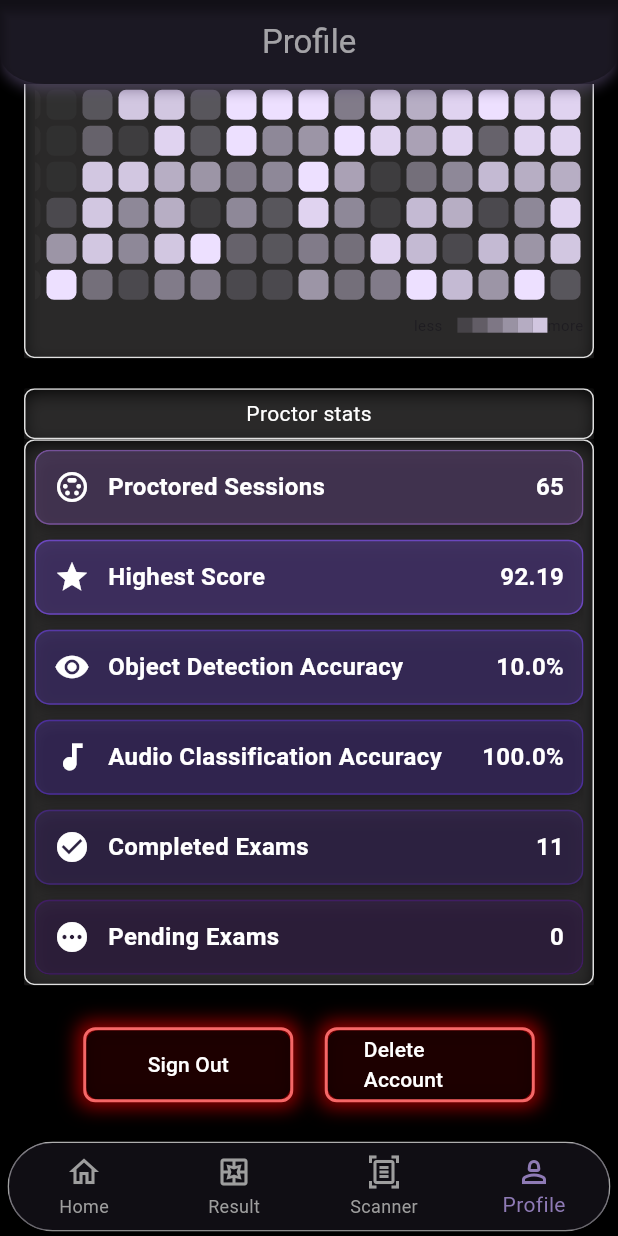
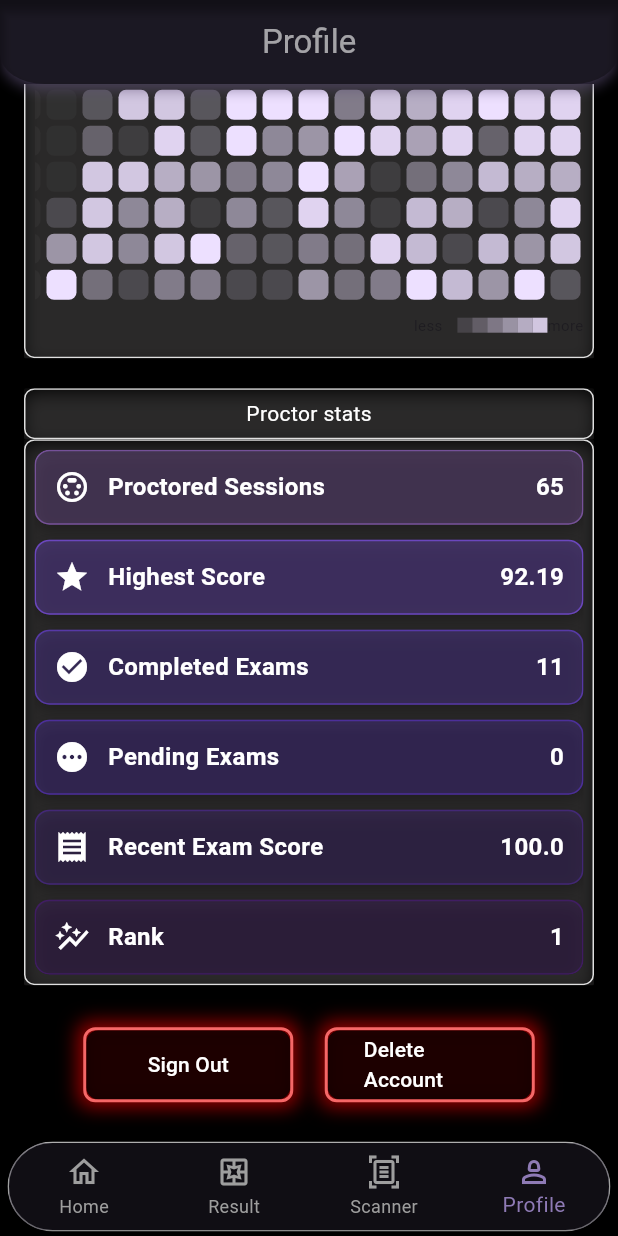
Before and after one commit to amartripathi0/Bi-Gaze, a Flutter app: the screen it shows once a user with an empty profile is signed in, item 4 of the bottom bar chosen, scrolled down 493 dp, on a phone screen of 412 x 824 dp. Run offline on Flutter 3.47's test engine with Material 3 defaults, Android fonts, the phone set to English and light mode, and no system bars; drawn by our look-alikes of animated_background, flutter_heatmap_calendar; our stand-ins replace animated_splash_screen, camera, cloud_firestore, country_code_picker, firebase_auth, firebase_core and 9 more; missing offline and left inert: cool_card_swiper, dart_ping, flutter_facebook_auth, flutter_tflite, internet_speed_meter, qr_code_scanner and 1 more; accounts and stored records are empty; network calls fail; project files that could hold a hidden picture were left out.

Commit message:
proctor stats card new fileds added

```diff
--- a/lib/ui/page/profile_page.dart
+++ b/lib/ui/page/profile_page.dart
@@ -185,10 +185,10 @@ class _ProfilePageState extends State<ProfilePage>
                           child: ExamStatisticsWidget(
                             proctoredSessions: 65,
                             highestScore: 92.19,
-                            avgObjectDetectionAccuracy: 10,
                             completedExams: 11,
-                            avgAudioClassificationAccuracy: 99.99,
                             pendingExams: 0,
+                            mostRecentExamScore: 100,
+                            leaderboardRank: 1,
                           ),
                         ),
                         const SizedBox(
--- a/lib/widgets/profileproctorcard.dart
+++ b/lib/widgets/profileproctorcard.dart
@@ -3,8 +3,8 @@ import 'package:flutter/material.dart';
 class ExamStatisticsWidget extends StatelessWidget {
   final int proctoredSessions;
   final double highestScore;
-  final double avgObjectDetectionAccuracy;
-  final double avgAudioClassificationAccuracy;
+  final double mostRecentExamScore;
+  final int leaderboardRank;
   final int completedExams;
   final int pendingExams;
 
@@ -12,8 +12,8 @@ class ExamStatisticsWidget extends StatelessWidget {
     super.key,
     required this.proctoredSessions,
     required this.highestScore,
-    required this.avgObjectDetectionAccuracy,
-    required this.avgAudioClassificationAccuracy,
+    required this.mostRecentExamScore,
+    required this.leaderboardRank,
     required this.completedExams,
     required this.pendingExams,
   });
@@ -60,9 +60,9 @@ class ExamStatisticsWidget extends StatelessWidget {
             ),
             const SizedBox(height: 10),
             _buildStatCard(
-              title: 'Object Detection Accuracy',
-              value: '${avgObjectDetectionAccuracy.toStringAsFixed(1)}%',
-              icon: Icons.visibility,
+              title: 'Completed Exams',
+              value: '$completedExams',
+              icon: Icons.check_circle,
               borderColor:
                   const Color.fromARGB(150, 108, 66, 222), // Purple border
               fillColor:
@@ -70,9 +70,9 @@ class ExamStatisticsWidget extends StatelessWidget {
             ),
             const SizedBox(height: 10),
             _buildStatCard(
-              title: 'Audio Classification Accuracy',
-              value: '${avgAudioClassificationAccuracy.toStringAsFixed(1)}%',
-              icon: Icons.audiotrack,
+              title: 'Pending Exams',
+              value: '$pendingExams',
+              icon: Icons.pending,
               borderColor:
                   const Color.fromARGB(150, 92, 51, 204), // Purple border
               fillColor:
@@ -80,9 +80,9 @@ class ExamStatisticsWidget extends StatelessWidget {
             ),
             const SizedBox(height: 10),
             _buildStatCard(
-              title: 'Completed Exams',
-              value: '$completedExams',
-              icon: Icons.check_circle,
+              title: 'Recent Exam Score',
+              value: mostRecentExamScore.toStringAsFixed(1),
+              icon: Icons.receipt,
               borderColor:
                   const Color.fromARGB(150, 79, 41, 153), // Purple border
               fillColor:
@@ -90,9 +90,9 @@ class ExamStatisticsWidget extends StatelessWidget {
             ),
             const SizedBox(height: 10),
             _buildStatCard(
-              title: 'Pending Exams',
-              value: '$pendingExams',
-              icon: Icons.pending,
+              title: 'Rank ',
+              value: '$leaderboardRank',
+              icon: Icons.auto_graph_outlined,
               borderColor:
                   const Color.fromARGB(150, 75, 25, 125), // Purple border
               fillColor:
```
